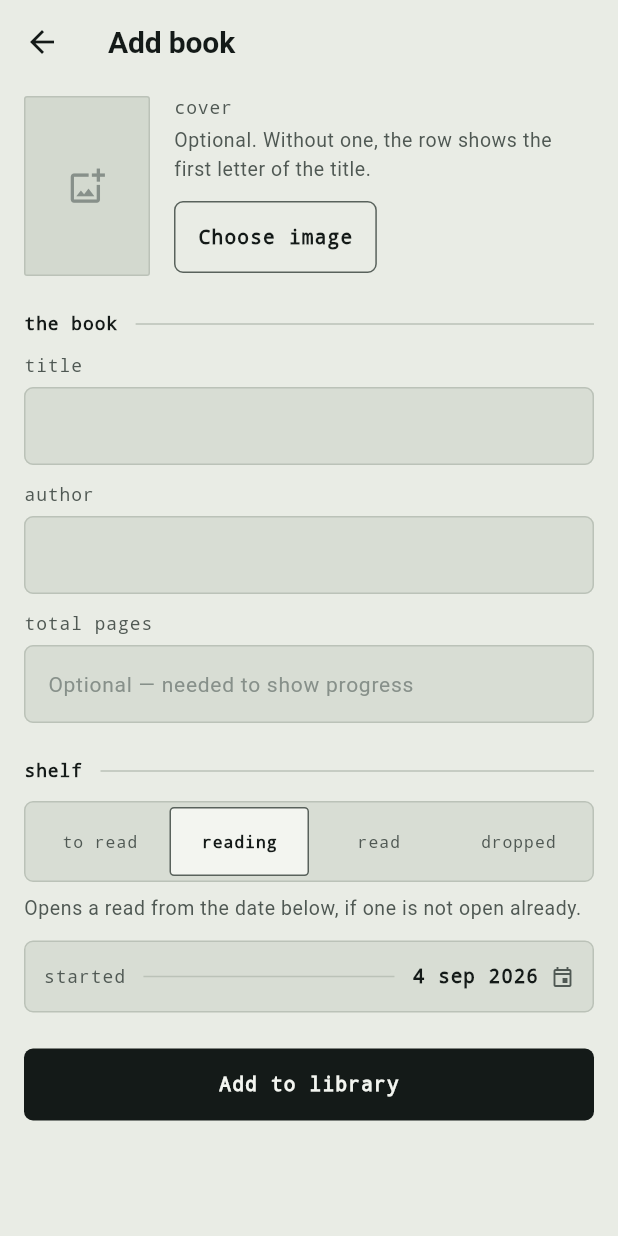
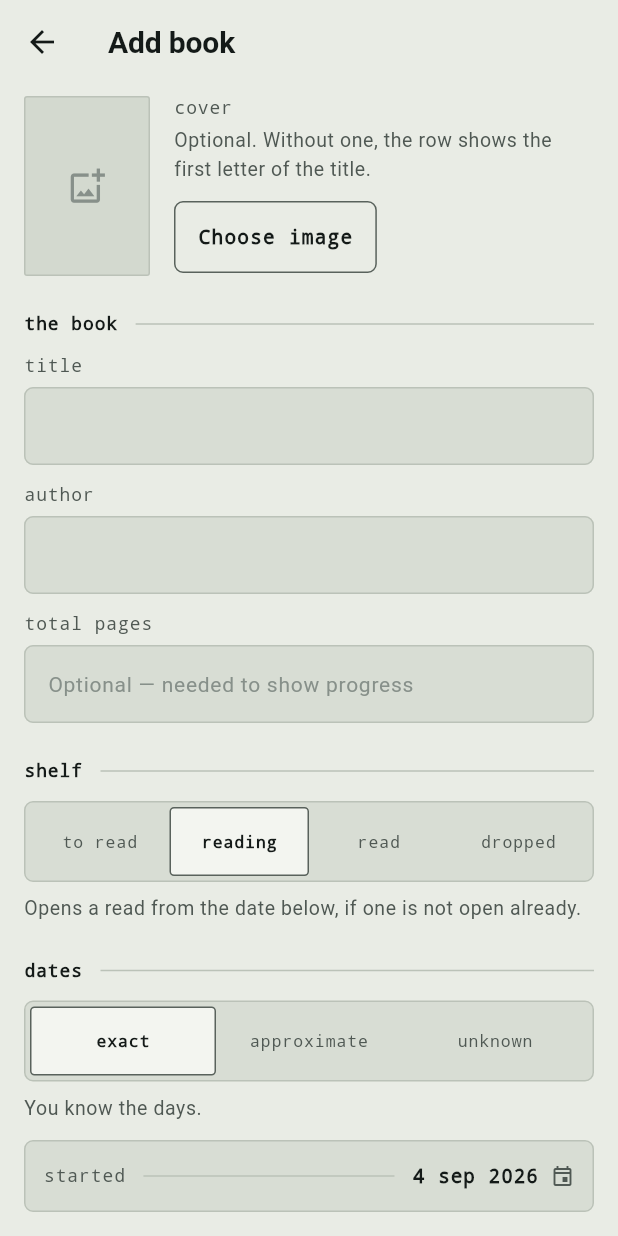
Before and after one commit to yuuge7/bookcompanion, a Flutter app: the AddEditBookScreen screen opened directly, after a tap on "reading", on a phone screen of 412 x 824 dp. Run offline on Flutter 3.47's test engine with Material 3 defaults, Android fonts, the phone set to English and light mode, and no system bars; our stand-ins replace file_picker, image_picker; Roboto replaces fonts that are missing (sans-serif-condensed).

Commit message:
feat: enhance reading session tracking with date precision and rating adjustments

```diff
--- a/lib/models/reading_session.dart
+++ b/lib/models/reading_session.dart
@@ -1,9 +1,35 @@
+/// How much of a read's dates is actually known.
+///
+/// A book finished years ago often has no exact days attached to it, and
+/// inventing one is worse than admitting it. [approximate] keeps the month
+/// and year only; [unknown] keeps neither.
+enum DatePrecision { exact, approximate, unknown }
+
+extension DatePrecisionLabel on DatePrecision {
+  String get label => switch (this) {
+        DatePrecision.exact => 'Exact',
+        DatePrecision.approximate => 'Approximate',
+        DatePrecision.unknown => 'Unknown',
+      };
+}
+
 class ReadingSession {
   final String id;
   DateTime startDate;
   DateTime? endDate; // null while the book is currently being (re)read
-  int? rating; // 1-5, optional, set when the session is finished
+  int? rating; // 1-5, optional
   int currentPage; // typed in directly, not incremented via +/-
+
+  /// How far the dates on this read can be trusted.
+  ///
+  /// [startDate] and [endDate] stay set whatever this says, because
+  /// `endDate == null` is what marks a read as still open — a finished read
+  /// with no remembered dates still has to close. When this is not
+  /// [DatePrecision.exact] the stored days are placeholders and the app
+  /// never shows them; only the month is shown for
+  /// [DatePrecision.approximate], and nothing at all for
+  /// [DatePrecision.unknown].
+  DatePrecision precision;
 
   ReadingSession({
     required this.id,
@@ -11,12 +37,16 @@ class ReadingSession {
     this.endDate,
     this.rating,
     this.currentPage = 0,
+    this.precision = DatePrecision.exact,
   });
 
   bool get isOpen => endDate == null;
 
-  int? get daysTaken =>
-      endDate == null ? null : endDate!.difference(startDate).inDays + 1;
+  /// Only meaningful when the days themselves are. An approximate or
+  /// unknown read reports no duration rather than a made-up one.
+  int? get daysTaken => endDate == null || precision != DatePrecision.exact
+      ? null
+      : endDate!.difference(startDate).inDays + 1;
 
   Map<String, dynamic> toJson() => {
         'id': id,
@@ -24,6 +54,7 @@ class ReadingSession {
         'endDate': endDate?.toIso8601String(),
         'rating': rating,
         'currentPage': currentPage,
+        'precision': precision.name,
       };
 
   factory ReadingSession.fromJson(Map<String, dynamic> json) {
@@ -35,6 +66,12 @@ class ReadingSession {
           : DateTime.parse(json['endDate'] as String),
       rating: json['rating'] as int?,
       currentPage: json['currentPage'] as int? ?? 0,
+      // Exports written before precision existed have exact dates by
+      // definition — that was the only kind the app could record.
+      precision: DatePrecision.values.firstWhere(
+        (p) => p.name == json['precision'],
+        orElse: () => DatePrecision.exact,
+      ),
     );
   }
 }
--- a/lib/screens/add_edit_book_screen.dart
+++ b/lib/screens/add_edit_book_screen.dart
@@ -2,7 +2,6 @@ import 'dart:io';
 
 import 'package:flutter/material.dart';
 import 'package:flutter/services.dart';
-import 'package:intl/intl.dart';
 import 'package:image_picker/image_picker.dart';
 import 'package:provider/provider.dart';
 import 'package:uuid/uuid.dart';
@@ -12,6 +11,7 @@ import '../models/reading_session.dart';
 import '../services/library_model.dart';
 import '../theme/tokens.dart';
 import '../widgets/ledger.dart';
+import '../widgets/read_dates.dart';
 
 class AddEditBookScreen extends StatefulWidget {
   const AddEditBookScreen({super.key, this.book});
@@ -32,6 +32,8 @@ class _AddEditBookScreenState extends State<AddEditBookScreen> {
   String? _coverPath;
   DateTime? _startDate;
   DateTime? _endDate;
+  DatePrecision _precision = DatePrecision.exact;
+  int? _rating;
   String? _coverError;
 
   bool get _isEditing => widget.book != null;
@@ -49,6 +51,8 @@ class _AddEditBookScreenState extends State<AddEditBookScreen> {
     final lastSession = sessions.isEmpty ? null : sessions.last;
     _startDate = lastSession?.startDate ?? DateUtils.dateOnly(DateTime.now());
     _endDate = lastSession?.endDate ?? DateUtils.dateOnly(DateTime.now());
+    _precision = lastSession?.precision ?? DatePrecision.exact;
+    _rating = lastSession?.rating;
   }
 
   @override
@@ -114,30 +118,32 @@ class _AddEditBookScreenState extends State<AddEditBookScreen> {
         book.sessions.add(ReadingSession(
           id: const Uuid().v4(),
           startDate: _startDate ?? DateUtils.dateOnly(DateTime.now()),
+          precision: _precision,
         ));
       } else {
-        book.openSession!.startDate =
-            _startDate ?? DateUtils.dateOnly(DateTime.now());
+        book.openSession!
+          ..startDate = _startDate ?? DateUtils.dateOnly(DateTime.now())
+          ..precision = _precision;
       }
     } else if (_status == BookStatus.read) {
-      final open = book.openSession;
-      if (open != null) {
-        open.startDate = _startDate ?? open.startDate;
-        open.endDate = _endDate ?? DateUtils.dateOnly(DateTime.now());
-        if (totalPages != null) open.currentPage = totalPages;
-      } else if (book.sessions.isEmpty) {
-        book.sessions.add(ReadingSession(
+      final today = DateUtils.dateOnly(DateTime.now());
+      // Whichever session this status lands on, it carries the dates, the
+      // precision and the rating the form was showing.
+      final target = book.openSession ??
+          (book.sessions.isEmpty ? null : book.sessions.last);
+      final session = target ??
+          (ReadingSession(
             id: const Uuid().v4(),
-          startDate: _startDate ?? DateUtils.dateOnly(DateTime.now()),
-        )
-          ..endDate = _endDate ?? DateUtils.dateOnly(DateTime.now())
-          ..currentPage = totalPages ?? 0);
-      } else {
-        final last = book.sessions.last;
-        last.startDate = _startDate ?? last.startDate;
-        last.endDate = _endDate ?? DateUtils.dateOnly(DateTime.now());
-        if (totalPages != null) last.currentPage = totalPages;
-      }
+            startDate: _startDate ?? today,
+          )..currentPage = totalPages ?? 0);
+      if (target == null) book.sessions.add(session);
+
+      session
+        ..startDate = _startDate ?? session.startDate
+        ..endDate = _endDate ?? today
+        ..precision = _precision
+        ..rating = _rating;
+      if (totalPages != null) session.currentPage = totalPages;
     }
   }
 
@@ -202,57 +208,75 @@ class _AddEditBookScreenState extends State<AddEditBookScreen> {
             const SizedBox(height: Space.block),
             const SectionHeading('shelf'),
             const SizedBox(height: Space.step),
-            _StatusPicker(
+            SegmentedChoice<BookStatus>(
+              values: BookStatus.values,
               value: _status,
+              labelOf: (s) => s.label,
               onChanged: (s) => setState(() => _status = s),
             ),
             const SizedBox(height: Space.snug),
             Text(
               _statusHelp(_status),
-              style:
-                  Theme.of(context).textTheme.bodySmall?.copyWith(color: c.inkMuted),
+              style: Theme.of(context)
+                  .textTheme
+                  .bodySmall
+                  ?.copyWith(color: c.inkMuted),
             ),
             if (wantsStart) ...[
+              const SizedBox(height: Space.block),
+              const SectionHeading('dates'),
+              const SizedBox(height: Space.step),
+              // A book finished years ago rarely has exact days attached to
+              // it, and a guessed day is worse than saying it is not known.
+              SegmentedChoice<DatePrecision>(
+                values: DatePrecision.values,
+                value: _precision,
+                labelOf: (p) => p.label,
+                onChanged: _changePrecision,
+              ),
+              const SizedBox(height: Space.snug),
+              Text(
+                _precisionHelp(_precision),
+                style: Theme.of(context)
+                    .textTheme
+                    .bodySmall
+                    ?.copyWith(color: c.inkMuted),
+              ),
+              if (_precision != DatePrecision.unknown) ...[
                 const SizedBox(height: Space.step),
                 _DateRow(
                   label: 'Started',
                   value: _startDate!,
-                onPick: () async {
-                  final picked = await showDatePicker(
-                    context: context,
-                    initialDate: _startDate!,
-                    firstDate: DateTime(1900),
-                    lastDate: DateUtils.dateOnly(DateTime.now()),
-                    helpText: 'Started on',
-                  );
-                  if (picked != null) {
-                    setState(() {
-                      _startDate = picked;
-                      if (_endDate != null && _endDate!.isBefore(picked)) {
-                        _endDate = picked;
-                      }
-                    });
-                  }
-                },
+                  precision: _precision,
+                  onPick: () => _pickStart(context),
                 ),
-            ],
                 if (_status == BookStatus.read) ...[
                   const SizedBox(height: Space.snug),
                   _DateRow(
                     label: 'Finished',
                     value: _endDate!,
-                onPick: () async {
-                  final picked = await showDatePicker(
-                    context: context,
-                    initialDate: _endDate!.isBefore(_startDate!)
-                        ? _startDate!
-                        : _endDate!,
-                    firstDate: _startDate!,
-                    lastDate: DateUtils.dateOnly(DateTime.now()),
-                    helpText: 'Finished on',
-                  );
-                  if (picked != null) setState(() => _endDate = picked);
-                },
+                    precision: _precision,
+                    onPick: () => _pickEnd(context),
+                  ),
+                ],
+              ],
+            ],
+            if (_status == BookStatus.read) ...[
+              const SizedBox(height: Space.block),
+              const SectionHeading('rating'),
+              const SizedBox(height: Space.tight),
+              Text(
+                'Optional, and it belongs to this read alone — a reread can '
+                'score differently.',
+                style: Theme.of(context)
+                    .textTheme
+                    .bodySmall
+                    ?.copyWith(color: c.inkMuted),
+              ),
+              const SizedBox(height: Space.snug),
+              StarRating(
+                value: _rating,
+                onChanged: (v) => setState(() => _rating = v),
               ),
             ],
             const SizedBox(height: Space.block),
@@ -268,6 +292,58 @@ class _AddEditBookScreenState extends State<AddEditBookScreen> {
       ),
     );
   }
+
+  /// Switching precision re-snaps the dates, so an approximate read never
+  /// keeps the stray day someone happened to tap.
+  void _changePrecision(DatePrecision next) {
+    setState(() {
+      _precision = next;
+      if (next == DatePrecision.approximate) {
+        _startDate = snapToMonthStart(_startDate!);
+        _endDate = snapToMonthEnd(_endDate!);
+      }
+    });
+  }
+
+  Future<void> _pickStart(BuildContext context) async {
+    final approximate = _precision == DatePrecision.approximate;
+    final picked = await showDatePicker(
+      context: context,
+      initialDate: _startDate!,
+      firstDate: DateTime(1900),
+      lastDate: DateUtils.dateOnly(DateTime.now()),
+      helpText: approximate ? 'Started — any day that month' : 'Started on',
+    );
+    if (picked == null) return;
+    setState(() {
+      _startDate = approximate ? snapToMonthStart(picked) : picked;
+      if (_endDate != null && _endDate!.isBefore(_startDate!)) {
+        _endDate = approximate ? snapToMonthEnd(picked) : picked;
+      }
+    });
+  }
+
+  Future<void> _pickEnd(BuildContext context) async {
+    final approximate = _precision == DatePrecision.approximate;
+    final picked = await showDatePicker(
+      context: context,
+      initialDate: _endDate!.isBefore(_startDate!) ? _startDate! : _endDate!,
+      firstDate: _startDate!,
+      lastDate: DateUtils.dateOnly(DateTime.now()),
+      helpText: approximate ? 'Finished — any day that month' : 'Finished on',
+    );
+    if (picked == null) return;
+    setState(() => _endDate = approximate ? snapToMonthEnd(picked) : picked);
+  }
+
+  String _precisionHelp(DatePrecision precision) => switch (precision) {
+        DatePrecision.exact => 'You know the days.',
+        DatePrecision.approximate =>
+          'Only the month is kept. Use this for a read you can place in a '
+              'month or a span of months but not on a day.',
+        DatePrecision.unknown =>
+          'No dates are kept. The read still counts towards your totals.',
+      };
 
   String _statusHelp(BookStatus status) => switch (status) {
         BookStatus.toRead =>
@@ -420,81 +496,23 @@ class _Field extends StatelessWidget {
   }
 }
 
-/// Four shelves, all visible. A dropdown hides three of them behind a tap
-/// and is the stock Material control besides.
-class _StatusPicker extends StatelessWidget {
-  const _StatusPicker({required this.value, required this.onChanged});
-
-  final BookStatus value;
-  final ValueChanged<BookStatus> onChanged;
-
-  @override
-  Widget build(BuildContext context) {
-    final c = context.c;
-    return Container(
-      decoration: BoxDecoration(
-        color: c.well,
-        borderRadius: Radii.field,
-        border: Border.all(color: c.rule),
-      ),
-      padding: const EdgeInsets.all(3),
-      child: Row(
-        children: BookStatus.values.map((status) {
-          final selected = status == value;
-          return Expanded(
-            child: Semantics(
-              button: true,
-              selected: selected,
-              label: status.label,
-              excludeSemantics: true,
-              child: InkWell(
-                onTap: () => onChanged(status),
-                borderRadius: Radii.chip,
-                child: Container(
-                  // 46 + the 3px inset either side clears the 48px target.
-                  height: 46,
-                  alignment: Alignment.center,
-                  decoration: BoxDecoration(
-                    color: selected ? c.panel : Colors.transparent,
-                    borderRadius: Radii.chip,
-                    border: Border.all(
-                      color: selected ? c.ruleStrong : Colors.transparent,
-                    ),
-                  ),
-                  child: FittedBox(
-                    fit: BoxFit.scaleDown,
-                    child: Meta(
-                      status.label.toLowerCase(),
-                      size: 11,
-                      color: selected ? c.ink : c.inkMuted,
-                      weight: selected ? FontWeight.w700 : null,
-                    ),
-                  ),
-                ),
-              ),
-            ),
-          );
-        }).toList(),
-      ),
-    );
-  }
-}
-
 class _DateRow extends StatelessWidget {
   const _DateRow({
     required this.label,
     required this.value,
+    required this.precision,
     required this.onPick,
   });
 
   final String label;
   final DateTime value;
+  final DatePrecision precision;
   final VoidCallback onPick;
 
   @override
   Widget build(BuildContext context) {
     final c = context.c;
-    final formatted = DateFormat('d MMM yyyy').format(value);
+    final formatted = dateAtPrecision(value, precision);
 
     return Semantics(
       button: true,
@@ -518,7 +536,7 @@ class _DateRow extends StatelessWidget {
               Expanded(child: Container(height: 1, color: c.rule)),
               const SizedBox(width: Space.step),
               Meta(
-                formatted.toLowerCase(),
+                formatted,
                 color: c.ink,
                 size: 13,
                 weight: FontWeight.w600,
--- a/lib/services/library_model.dart
+++ b/lib/services/library_model.dart
@@ -102,9 +102,11 @@ class LibraryModel extends ChangeNotifier {
     DateTime? startDate,
     DateTime? endDate,
     required int? rating,
+    DatePrecision? precision,
   }) async {
     if (startDate != null) session.startDate = startDate;
     if (endDate != null) session.endDate = endDate;
+    if (precision != null) session.precision = precision;
     session.rating = rating;
     await updateBook(book);
   }
--- a/lib/widgets/book_row.dart
+++ b/lib/widgets/book_row.dart
@@ -1,11 +1,12 @@
 import 'dart:io';
 
 import 'package:flutter/material.dart';
-import 'package:intl/intl.dart';
 
 import '../models/book.dart';
+import '../models/reading_session.dart';
 import '../theme/tokens.dart';
 import 'ledger.dart';
+import 'read_dates.dart';
 import 'spine.dart';
 
 /// One line of the log.
@@ -120,7 +121,7 @@ String metaLine(Book book) {
       if (total != null && total > 0) {
         parts.add('${((open.currentPage / total) * 100).round()}%');
       }
-      parts.add('started ${_shortDate(open.startDate)}');
+      parts.add(startedPhrase(open));
 
     case BookStatus.toRead:
       if (book.timesRead > 0) parts.add(again);
@@ -129,36 +130,31 @@ String metaLine(Book book) {
       );
 
     case BookStatus.read:
-      final last = book.lastFinished;
-      if (last == null) return 'finished';
+      final closed = book.sessions.where((s) => s.endDate != null).toList()
+        ..sort((a, b) => b.endDate!.compareTo(a.endDate!));
+      if (closed.isEmpty) return 'finished';
+      final last = closed.first;
       if (book.isReread) parts.add(again);
-      parts.add('finished ${_shortDate(last)}');
-      if (!book.isReread) {
-        // How long it took only fits alongside the date on a single read;
-        // a reread spends that room on the count instead.
-        final closed = book.sessions.where((s) => s.endDate != null).toList()
-          ..sort((a, b) => b.endDate!.compareTo(a.endDate!));
-        final days = closed.first.daysTaken;
-        if (days != null) parts.add('$days day${days == 1 ? '' : 's'}');
+      parts.add(finishedPhrase(last));
+      // How long it took only fits alongside the date on a single read, and
+      // only when the days are known at all.
+      if (!book.isReread && last.daysTaken != null) {
+        final days = last.daysTaken!;
+        parts.add('$days day${days == 1 ? '' : 's'}');
       }
 
     case BookStatus.dropped:
       if (book.timesRead > 0) parts.add(again);
       if (open != null && open.currentPage > 0) {
         parts.add('stopped at p. ${open.currentPage}');
-        parts.add(_shortDate(open.startDate));
+        if (open.precision != DatePrecision.unknown) {
+          parts.add(dateAtPrecision(open.startDate, open.precision));
+        }
       } else {
         parts.add('dropped');
       }
   }
   return parts.join(' · ');
-}
-
-String _shortDate(DateTime d) {
-  final fmt = d.year == DateTime.now().year
-      ? DateFormat('d MMM')
-      : DateFormat('d MMM yyyy');
-  return fmt.format(d).toLowerCase();
 }
 
 /// How far the user has turned text up, capped so a fixed-width control
--- a/lib/widgets/ledger.dart
+++ b/lib/widgets/ledger.dart
@@ -137,6 +137,82 @@ class RatingPips extends StatelessWidget {
             ),
           );
         }),
+      ),
+    );
+  }
+}
+
+/// A row of mutually exclusive choices, all of them visible.
+///
+/// Used for a book's shelf and for how well its dates are known. A dropdown
+/// would hide every option but one behind a tap, and bring back the stock
+/// Material control this design replaced.
+class SegmentedChoice<T> extends StatelessWidget {
+  const SegmentedChoice({
+    super.key,
+    required this.values,
+    required this.value,
+    required this.labelOf,
+    required this.onChanged,
+  });
+
+  final List<T> values;
+  final T value;
+  final String Function(T) labelOf;
+  final ValueChanged<T> onChanged;
+
+  @override
+  Widget build(BuildContext context) {
+    final c = context.c;
+    return Container(
+      decoration: BoxDecoration(
+        color: c.well,
+        borderRadius: Radii.field,
+        border: Border.all(color: c.rule),
+      ),
+      padding: const EdgeInsets.all(3),
+      child: Row(
+        children: values.map((option) {
+          final selected = option == value;
+          final label = labelOf(option);
+          return Expanded(
+            child: Semantics(
+              button: true,
+              selected: selected,
+              label: label,
+              excludeSemantics: true,
+              child: InkWell(
+                onTap: () => onChanged(option),
+                borderRadius: Radii.chip,
+                child: Container(
+                  // 46 + the 3px inset either side clears the 48px target.
+                  height: 46,
+                  alignment: Alignment.center,
+                  decoration: BoxDecoration(
+                    color: selected ? c.panel : Colors.transparent,
+                    borderRadius: Radii.chip,
+                    border: Border.all(
+                      color: selected ? c.ruleStrong : Colors.transparent,
+                    ),
+                  ),
+                  // The label needs room inside the segment: in a dialog
+                  // the segments are narrow enough that a scaled-down label
+                  // otherwise sits flush against the border.
+                  padding: const EdgeInsets.symmetric(horizontal: Space.snug),
+                  child: FittedBox(
+                    fit: BoxFit.scaleDown,
+                    child: Meta(
+                      label.toLowerCase(),
+                      size: 11,
+                      color: selected ? c.ink : c.inkMuted,
+                      weight: selected ? FontWeight.w700 : null,
+                    ),
+                  ),
+                ),
+              ),
+            ),
+          );
+        }).toList(),
       ),
     );
   }
--- /dev/null
+++ b/lib/widgets/read_dates.dart
@@ -0,0 +1,91 @@
+import 'package:intl/intl.dart';
+
+import '../models/reading_session.dart';
+
+/// How a read's dates are worded, in one place, so the library list, the
+/// book screen and the editor never disagree about what is known.
+///
+/// Everything here is lowercase to match the log's utility voice.
+
+final _day = DateFormat('d MMM yyyy');
+final _dayShort = DateFormat('d MMM');
+final _month = DateFormat('MMM yyyy');
+
+String _fmt(DateFormat f, DateTime d) => f.format(d).toLowerCase();
+
+bool _sameMonth(DateTime a, DateTime b) =>
+    a.year == b.year && a.month == b.month;
+
+/// The span of a finished read: `11 jun 2017 → 25 jun 2017`,
+/// `jun 2017 → aug 2017`, `jun 2017`, or `date unknown`.
+String readSpan(ReadingSession session) =>
+    readSpanOf(session.startDate, session.endDate, session.precision);
+
+/// The same wording over a loose pair of dates, for the editor, which is
+/// holding values that are not on a session yet.
+String readSpanOf(DateTime start, DateTime? end, DatePrecision precision) {
+  switch (precision) {
+    case DatePrecision.unknown:
+      return 'date unknown';
+    case DatePrecision.approximate:
+      if (end == null || _sameMonth(start, end)) return _fmt(_month, start);
+      return '${_fmt(_month, start)}  →  ${_fmt(_month, end)}';
+    case DatePrecision.exact:
+      if (end == null) return _fmt(_day, start);
+      return '${_fmt(_day, start)}  →  ${_fmt(_day, end)}';
+  }
+}
+
+/// The line under a span: how long it took, or why that can't be said.
+String readSpanNote(ReadingSession session) {
+  final days = session.daysTaken;
+  return switch (session.precision) {
+    DatePrecision.unknown => 'no dates recorded',
+    DatePrecision.approximate => 'month only',
+    DatePrecision.exact =>
+      days == null ? 'dates only' : '$days day${days == 1 ? '' : 's'}',
+  };
+}
+
+/// How a finished read reads in a list row. [short] drops the year when the
+/// read finished this year, which only applies to an exact date.
+String finishedPhrase(ReadingSession session, {bool short = true}) {
+  final end = session.endDate;
+  switch (session.precision) {
+    case DatePrecision.unknown:
+      return 'finished, date unknown';
+    case DatePrecision.approximate:
+      return 'finished around ${_fmt(_month, end ?? session.startDate)}';
+    case DatePrecision.exact:
+      if (end == null) return 'finished';
+      final thisYear = short && end.year == DateTime.now().year;
+      return 'finished ${_fmt(thisYear ? _dayShort : _day, end)}';
+  }
+}
+
+/// How an open read reads.
+String startedPhrase(ReadingSession session, {bool short = true}) {
+  switch (session.precision) {
+    case DatePrecision.unknown:
+      return 'start date unknown';
+    case DatePrecision.approximate:
+      return 'started around ${_fmt(_month, session.startDate)}';
+    case DatePrecision.exact:
+      final thisYear = short && session.startDate.year == DateTime.now().year;
+      return 'started ${_fmt(thisYear ? _dayShort : _day, session.startDate)}';
+  }
+}
+
+/// A single date as the editor shows it, at whatever precision applies.
+String dateAtPrecision(DateTime date, DatePrecision precision) =>
+    switch (precision) {
+      DatePrecision.unknown => 'not recorded',
+      DatePrecision.approximate => _fmt(_month, date),
+      DatePrecision.exact => _fmt(_day, date),
+    };
+
+/// Approximate dates keep only the month, so a start snaps to the first of
+/// it and an end to the last — the day the user happened to tap in the
+/// picker is not information.
+DateTime snapToMonthStart(DateTime d) => DateTime(d.year, d.month);
+DateTime snapToMonthEnd(DateTime d) => DateTime(d.year, d.month + 1, 0);
```
Also changed, not shown: lib/screens/book_detail_screen.dart (+70 -41 lines), 1 other file. Lines whose indentation alone changed are shown as unchanged.
